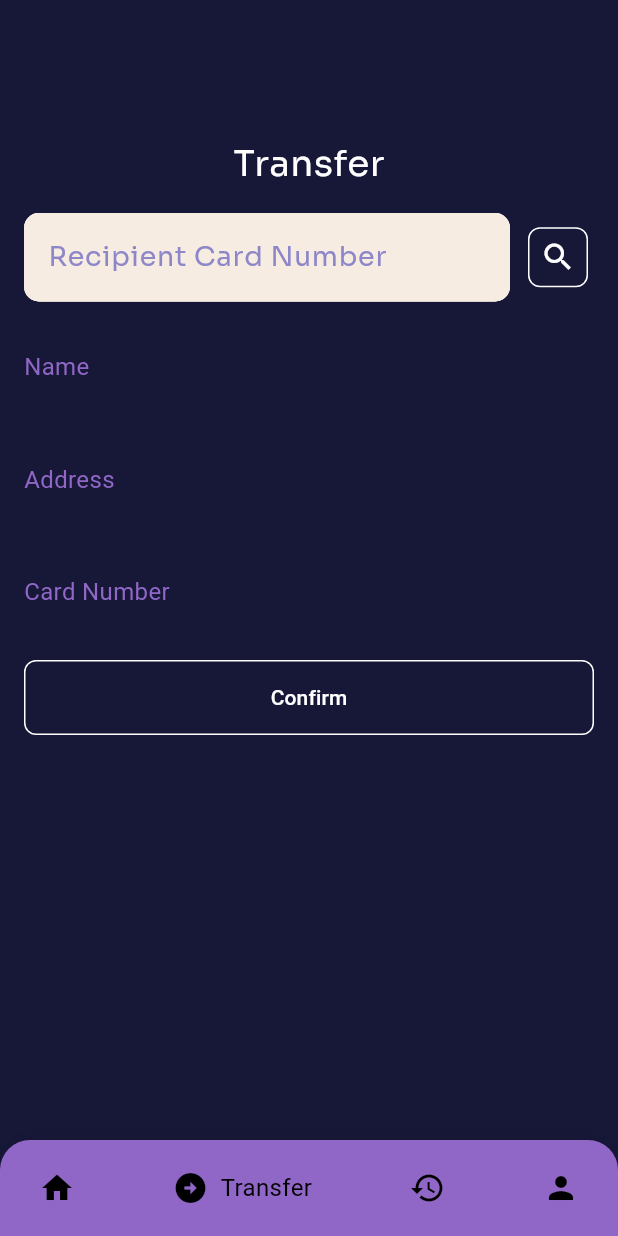
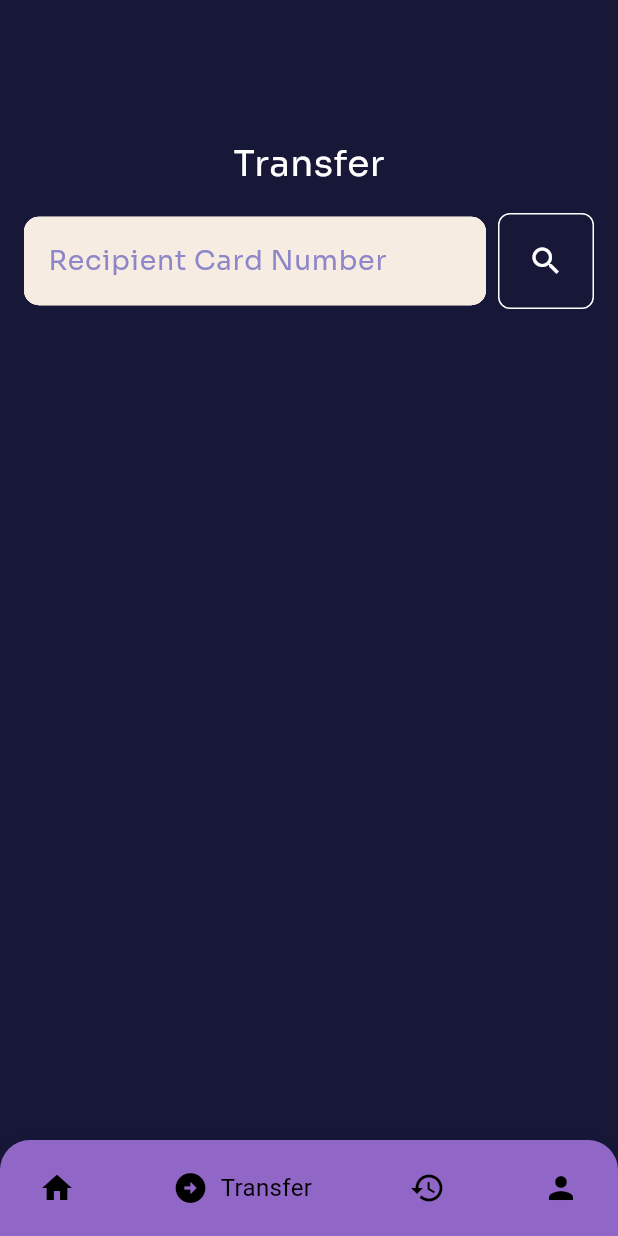
Before and after one commit to MustafaAlhasan404/EvilBank_Mobile_version, a Flutter app: the TransferOperationScreen screen opened directly, on a phone screen of 412 x 824 dp. Run offline on Flutter 3.47's test engine with Material 3 defaults, Android fonts, the phone set to English and light mode, and no system bars; drawn by our look-alikes of google_nav_bar; our stand-ins replace google_fonts, shared_preferences; missing offline and left inert: awesome_card; accounts and stored records are empty.

Commit message:
Initial transfer screen

```diff
--- a/lib/profile.dart
+++ b/lib/profile.dart
@@ -21,6 +21,11 @@ class _ProfilePageState extends State<ProfilePage> {
   @override
   void initState() {
     super.initState();
+    userData['name'] = '';
+    userData['hiddenPassword'] = '';
+    userData['birthday'] = '';
+    userData['address'] = '';
+    userData['username'] = '';
     _loadLoggedInUser();
   }
 
--- a/lib/transfer_operation_screen.dart
+++ b/lib/transfer_operation_screen.dart
@@ -28,8 +28,8 @@ class _TransferOperationScreenState extends State<TransferOperationScreen> {
       final data = jsonDecode(response.body);
       setState(() {
         recipientName = data['name'];
-        recipientAddress = data['creditCardNumber'];
         recipientAddress = data['address'];
+        recipientCardNumber = data['creditCardNumber'];
         errorMessage = '';
       });
     } else if (response.statusCode == 404) {
@@ -69,7 +69,7 @@ class _TransferOperationScreenState extends State<TransferOperationScreen> {
                       ),
                     ),
                   ),
-                  SizedBox(
+                  const SizedBox(
                     height: 16.0,
                   ),
                   Row(
@@ -78,7 +78,7 @@ class _TransferOperationScreenState extends State<TransferOperationScreen> {
                         child: _buildInputField(
                             'Recipient Card Number', _cardNumberController),
                       ),
-                      SizedBox(
+                      const SizedBox(
                         width: 8.0,
                       ),
                       IconButton(
@@ -95,6 +95,8 @@ class _TransferOperationScreenState extends State<TransferOperationScreen> {
                           ),
                           backgroundColor: MaterialStateProperty.all<Color>(
                               Colors.transparent),
+                          padding:
+                              MaterialStateProperty.all(EdgeInsets.all(20.0)),
                         ),
                       ),
                     ],
@@ -104,16 +106,28 @@ class _TransferOperationScreenState extends State<TransferOperationScreen> {
           if (errorMessage.isNotEmpty)
             Padding(
               padding: const EdgeInsets.all(32.0),
-              child: Column(
+              child: Row(
+                mainAxisSize: MainAxisSize.max,
                 mainAxisAlignment: MainAxisAlignment.center,
                 crossAxisAlignment: CrossAxisAlignment.center,
                 children: [
-                  SizedBox(
-                    height: 16.0,
+                  Column(
+                    mainAxisAlignment: MainAxisAlignment.center,
+                    crossAxisAlignment: CrossAxisAlignment.center,
+                    mainAxisSize: MainAxisSize.max,
+                    children: [
+                      const SizedBox(
+                        height: 128.0,
+                      ),
+                      // Icon goes here
+                      const Icon(
+                        Icons.person_off_rounded,
+                        color: Colors.white,
+                        size: 150.0,
                       ),
                       Text(
                         errorMessage,
-                    style: TextStyle(
+                        style: const TextStyle(
                           color: Color.fromARGB(255, 255, 255, 255),
                           fontSize: 24,
                           fontWeight: FontWeight.bold,
@@ -121,8 +135,10 @@ class _TransferOperationScreenState extends State<TransferOperationScreen> {
                       ),
                     ],
                   ),
+                ],
               ),
-          if (!errorMessage.isNotEmpty)
+            ),
+          if (recipientName.isNotEmpty)
             Padding(
               padding: const EdgeInsets.fromLTRB(16.0, 32.0, 16.0, 32.0),
               // padding: EdgeInsets.symmetric(vertical: 8),
@@ -136,6 +152,7 @@ class _TransferOperationScreenState extends State<TransferOperationScreen> {
                   _buildDataField("Address", recipientAddress),
                   const SizedBox(height: 18),
                   _buildDataField("Card Number", recipientCardNumber),
+                  const SizedBox(height: 50),
                   SizedBox(
                     height: 50.0,
                     width: double.infinity,
@@ -154,7 +171,7 @@ class _TransferOperationScreenState extends State<TransferOperationScreen> {
                         backgroundColor: MaterialStateProperty.all<Color>(
                             Colors.transparent),
                       ),
-                      child: Text(
+                      child: const Text(
                         'Confirm',
                         style: TextStyle(
                           color: Colors.white,
```
Also changed, not shown: 2 other files. Lines whose indentation alone changed are shown as unchanged.
